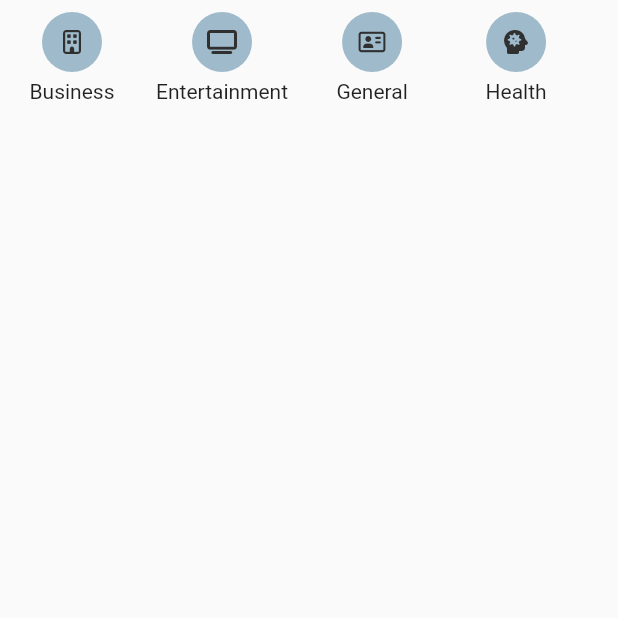
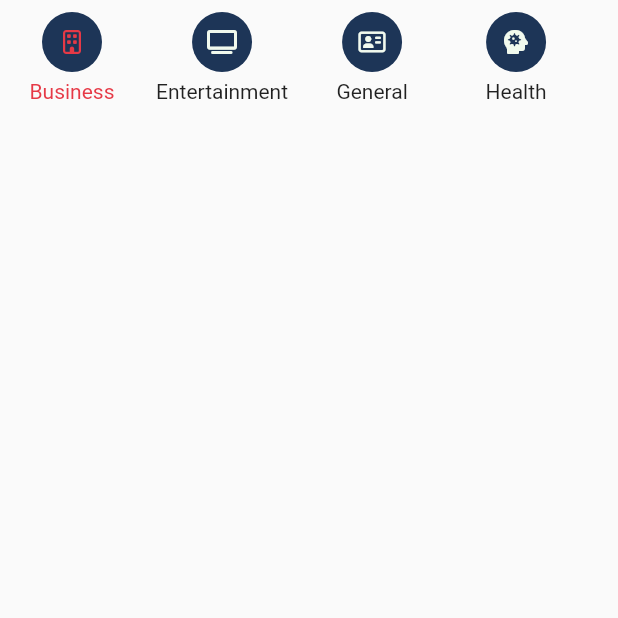
Before and after one commit to SebastianQuis/noticias-app-flutter, a Flutter app: the Tab2Screen screen opened by its route, on a phone screen of 412 x 824 dp, the top half of it. Run offline on Flutter 3.47's test engine with Material 2 defaults, Android fonts, the phone set to English and light mode, and no system bars; our stand-ins replace font_awesome_flutter; network calls fail.

Commit message:
cambio de color según categoria seleccionada

```diff
--- a/lib/screens/tabs2_screen.dart
+++ b/lib/screens/tabs2_screen.dart
@@ -26,6 +26,7 @@ class _ListaCategorias extends StatelessWidget {
   Widget build(BuildContext context) {
 
     final categorias = Provider.of<NoticiasService>(context).categorias;
+    final noticiasService = Provider.of<NoticiasService>(context);
 
     return ListView.builder(
       physics: BouncingScrollPhysics(), // ios android
@@ -39,7 +40,9 @@ class _ListaCategorias extends StatelessWidget {
             children: [
               _CategoriaBoton( categorias[index] ),
               SizedBox(height: 5),
-              Text('${nombre[0].toUpperCase()}${nombre.substring(1)}' )
+              ( noticiasService.categoriaSeleccionada == categorias[index].name )
+                ? Text('${nombre[0].toUpperCase()}${nombre.substring(1)}', style: TextStyle(color: AppTheme.rojo),)
+                : Text('${nombre[0].toUpperCase()}${nombre.substring(1)}')
             ],
           ),
         );
@@ -55,6 +58,8 @@ class _CategoriaBoton extends StatelessWidget {
 
   @override
   Widget build(BuildContext context) {
+    final noticiaService = Provider.of<NoticiasService>(context);
+
     return GestureDetector(
       onTap: () {
         final noticiaService = Provider.of<NoticiasService>(context, listen: false);
@@ -66,12 +71,14 @@ class _CategoriaBoton extends StatelessWidget {
         height: 40,
         decoration: BoxDecoration(
           shape: BoxShape.circle,
-          color: AppTheme.celesteSemiOscuro.withOpacity(0.5),
+          color: AppTheme.primary,
         ),
         child: Icon(
           categoria.icon,
           size: 16,
-          color: Colors.grey[850],
+          color: ( noticiaService.categoriaSeleccionada == this.categoria.name)
+                    ? AppTheme.rojo
+                    : AppTheme.blanco
         )
       ),
     );
```
